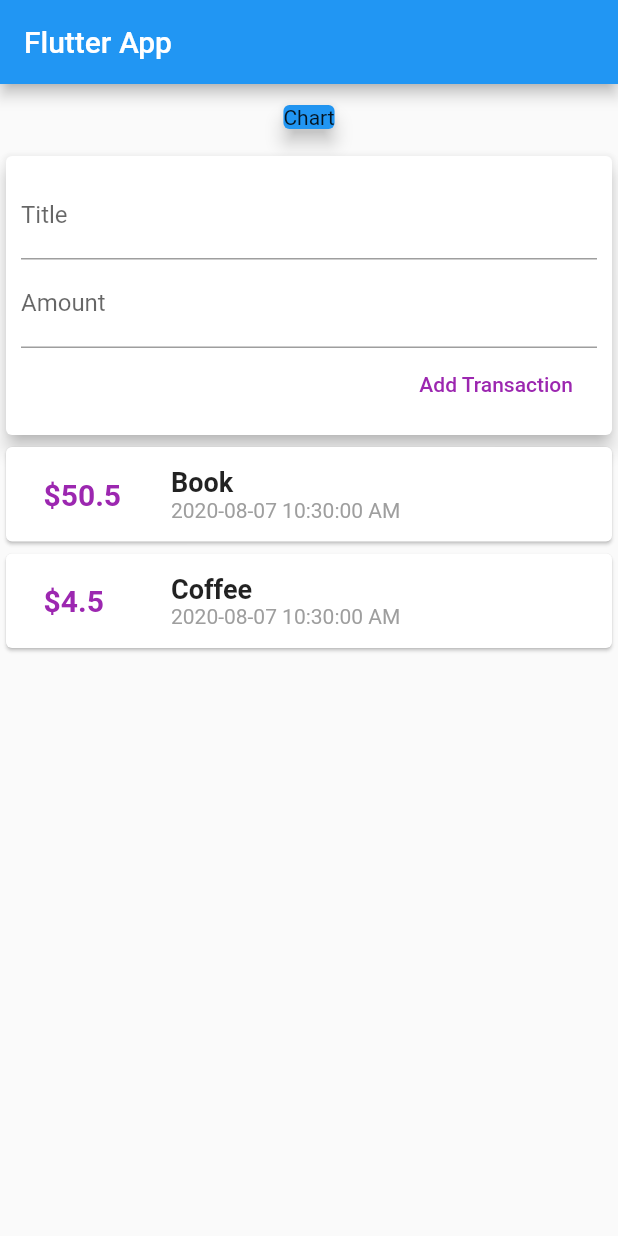
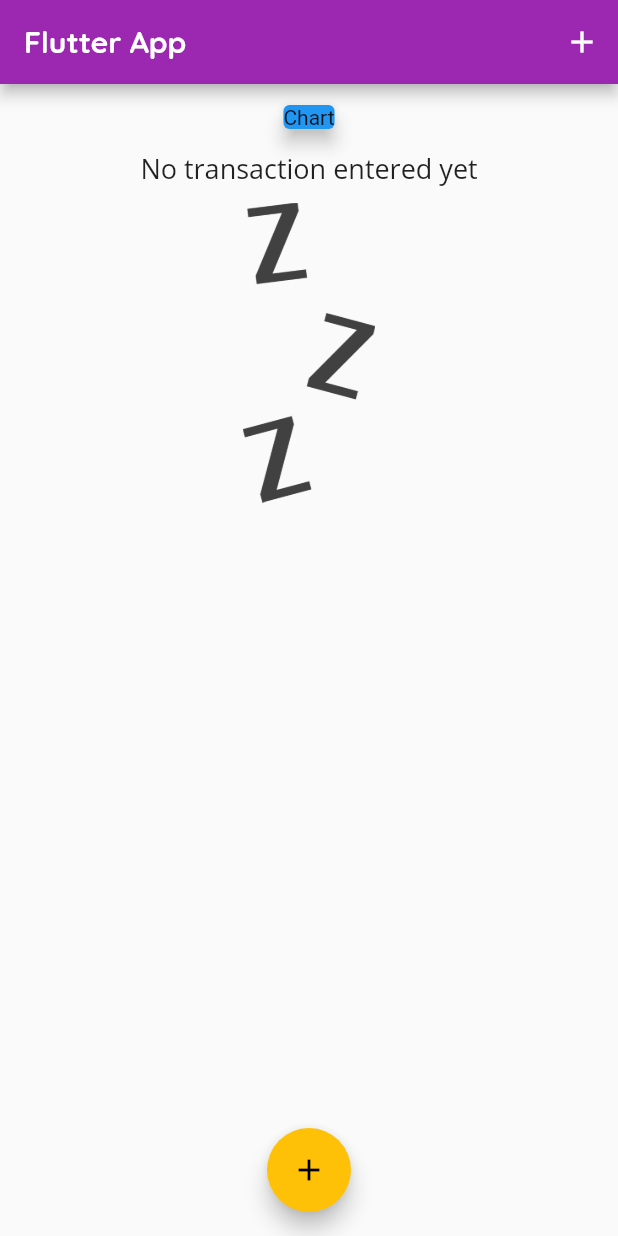
Before and after one commit to sasidharan84/flutter_complete_guide, a Flutter app: the screen it shows after launch, on a phone screen of 412 x 824 dp. Run offline on Flutter 3.47's test engine with Material 2 defaults, Android fonts, the phone set to English and light mode, and no system bars.

Commit message:
Update_20200806_01

```diff
--- a/lib/main.dart
+++ b/lib/main.dart
@@ -1,6 +1,8 @@
 import 'package:flutter/material.dart';
-import 'package:flutter_complete_guide/widget/transaction_list.dart';
-import 'package:intl/intl.dart';
+import 'widget/new_transaction.dart';
+
+import 'model/transaction.dart';
+import 'widget/transaction_list.dart';
 
 void main() {
   runApp(MyApp());
@@ -12,19 +14,81 @@ class MyApp extends StatelessWidget {
     return MaterialApp(
       title: 'Flutter App',
       home: MyHomePage(),
+      theme: ThemeData(
+          primarySwatch: Colors.purple,
+          accentColor: Colors.amber,
+          fontFamily: 'Quicksand',
+          appBarTheme: AppBarTheme(
+              textTheme: ThemeData.light().textTheme.copyWith(
+                    headline6: TextStyle(
+                      fontFamily: 'Quicksand',
+                      fontWeight: FontWeight.bold,
+                      fontSize: 20,
+                    ),
+                  )),
+          textTheme: ThemeData.light().textTheme.copyWith(
+                headline6: TextStyle(
+                  fontFamily: 'OpenSans',
+                  fontWeight: FontWeight.normal,
+                  fontSize: 18,
+                ),
+              )),
     );
   }
 }
 
-class MyHomePage extends StatelessWidget {
+class MyHomePage extends StatefulWidget {
+  @override
+  _MyHomePageState createState() => _MyHomePageState();
+}
+
+class _MyHomePageState extends State<MyHomePage> {
+  void _popupAddNewTransaction(BuildContext ctx) {
+    showModalBottomSheet(
+      context: ctx,
+      builder: (bdctx) {
+        return NewTransaction(
+          addTransaction: _addTransaction,
+        );
+      },
+    );
+  }
+
+  final List<Transaction> _userTransactions = [
+    //Transaction(id: "t1", title: "Book", amount: 50.50, date: DateTime.now()),
+    //Transaction(id: "t2", title: "Coffee", amount: 4.50, date: DateTime.now())
+  ];
+
+  void _addTransaction(String title, double amount) {
+    final newTx = Transaction(
+      title: title,
+      amount: amount,
+      date: DateTime.now(),
+      id: DateTime.now().toString(),
+    );
+
+    setState(() {
+      _userTransactions.add(newTx);
+    });
+  }
+
   @override
   Widget build(BuildContext context) {
     return Scaffold(
       appBar: AppBar(
         title: Text("Flutter App"),
+        actions: <Widget>[
+          IconButton(
+            icon: Icon(Icons.add),
+            onPressed: () {
+              _popupAddNewTransaction(context);
+            },
           ),
-      body: Center(
+        ],
+      ),
+      body: SingleChildScrollView(
         child: Column(
+          mainAxisAlignment: MainAxisAlignment.start,
           children: <Widget>[
             Container(
               margin: EdgeInsets.all(10),
@@ -36,31 +100,18 @@ class MyHomePage extends StatelessWidget {
                 elevation: 5,
               ),
             ),
-          Card(
-            elevation: 5,
-            child: Container(
-              padding: EdgeInsets.all(10),
-              child: Column(
-                crossAxisAlignment: CrossAxisAlignment.end,
-                children: [
-                  TextField(
-                    decoration: InputDecoration(labelText: 'Title'),
+            TransactionList(
+              userTransactions: _userTransactions,
             ),
-                  TextField(
-                    decoration: InputDecoration(labelText: 'Amount'),
-                  ),
-                  FlatButton(
-                    child: Text('Add Transaction'),
-                    textColor: Colors.purple,
-                    onPressed: () {},
-                  )
           ],
         ),
       ),
-          ),
-          TransactionList(),
-        ],
-      )),
+      floatingActionButton: FloatingActionButton(
+          child: Icon(Icons.add),
+          onPressed: () {
+            _popupAddNewTransaction(context);
+          }),
+      floatingActionButtonLocation: FloatingActionButtonLocation.centerFloat,
     );
   }
 }
--- a/lib/widget/transaction_list.dart
+++ b/lib/widget/transaction_list.dart
@@ -1,48 +1,65 @@
 import 'package:flutter/material.dart';
+import 'package:flutter_complete_guide/model/transaction.dart';
 import 'package:intl/intl.dart';
-import '../model/transaction.dart';
+import 'package:meta/meta.dart';
 
-class TransactionList extends StatefulWidget {
-  @override
-  _TransactionListState createState() => _TransactionListState();
-}
+class TransactionList extends StatelessWidget {
+  final List<Transaction> userTransactions;
 
-class _TransactionListState extends State<TransactionList> {
-  final List<Transaction> _userTransactions = [
-    Transaction(id: "t1", title: "Book", amount: 50.50, date: DateTime.now()),
-    Transaction(id: "t2", title: "Coffee", amount: 4.50, date: DateTime.now())
-  ];
+  TransactionList({@required this.userTransactions});
 
   @override
   Widget build(BuildContext context) {
-    return Column(
-      children: _userTransactions.map((tx) {
+    return Container(
+      height: 300,
+      child: userTransactions.isEmpty
+          ? Column(
+              children: <Widget>[
+                Text(
+                  'No transaction entered yet',
+                  style: Theme.of(context).textTheme.headline6,
+                ),
+                SizedBox(
+                  height: 10,
+                ),
+                Container(
+                  child: Image.asset('assets/images/waiting.png'),
+                  height: 200,
+                )
+              ],
+            )
+          : ListView.builder(
+              itemBuilder: (ctx, index) {
                 return Card(
                   child: Row(
                     children: [
                       Container(
-                margin: EdgeInsets.symmetric(horizontal: 15, vertical: 10),
-                //   decoration: BoxDecoration(
-                //     border: Border.all(color: Colors.purple, width: 2)),
+                        margin:
+                            EdgeInsets.symmetric(horizontal: 15, vertical: 10),
+                        decoration: BoxDecoration(
+                            border: Border.all(
+                                color: Theme.of(context).primaryColor,
+                                width: 2)),
                         child: Text(
-                  "\$${tx.amount.toString()}",
+                          "\$${userTransactions[index].amount.toStringAsFixed(2)}",
                           style: TextStyle(
                               fontWeight: FontWeight.bold,
                               fontSize: 20,
-                      color: Colors.purple),
+                              color: Theme.of(context).primaryColor),
                         ),
                         padding: EdgeInsets.all(10),
-                width: 80,
                         alignment: Alignment.centerLeft,
                       ),
                       Column(
                         crossAxisAlignment: CrossAxisAlignment.start,
                         children: [
-                  Text(tx.title,
-                      style:
-                          TextStyle(fontSize: 18, fontWeight: FontWeight.bold)),
                           Text(
-                    DateFormat("yyyy-MM-dd hh:mm:ss aa").format(tx.date),
+                            userTransactions[index].title,
+                            style: Theme.of(context).textTheme.headline6,
+                          ),
+                          Text(
+                            DateFormat("yyyy-MM-dd hh:mm:ss aa")
+                                .format(userTransactions[index].date),
                             style: TextStyle(color: Colors.grey),
                           )
                         ],
@@ -50,7 +67,9 @@ class _TransactionListState extends State<TransactionList> {
                     ],
                   ),
                 );
-      }).toList(),
+              },
+              itemCount: userTransactions.length,
+            ),
     );
   }
 }
```
Also changed, not shown: lib/widget/new_transaction.dart (added, +57 -0 lines), pubspec.yaml (+13 -13 lines), assets/fonts/OpenSans-Bold.ttf (added), assets/fonts/OpenSans-Regular.ttf (added), assets/fonts/Quicksand-Bold.ttf (added), assets/fonts/Quicksand-Light.ttf (added), assets/fonts/Quicksand-Medium.ttf (added), assets/fonts/Quicksand-Regular.ttf (added), assets/images/waiting.png (added), pubspec.lock. Lines whose indentation alone changed are shown as unchanged.
